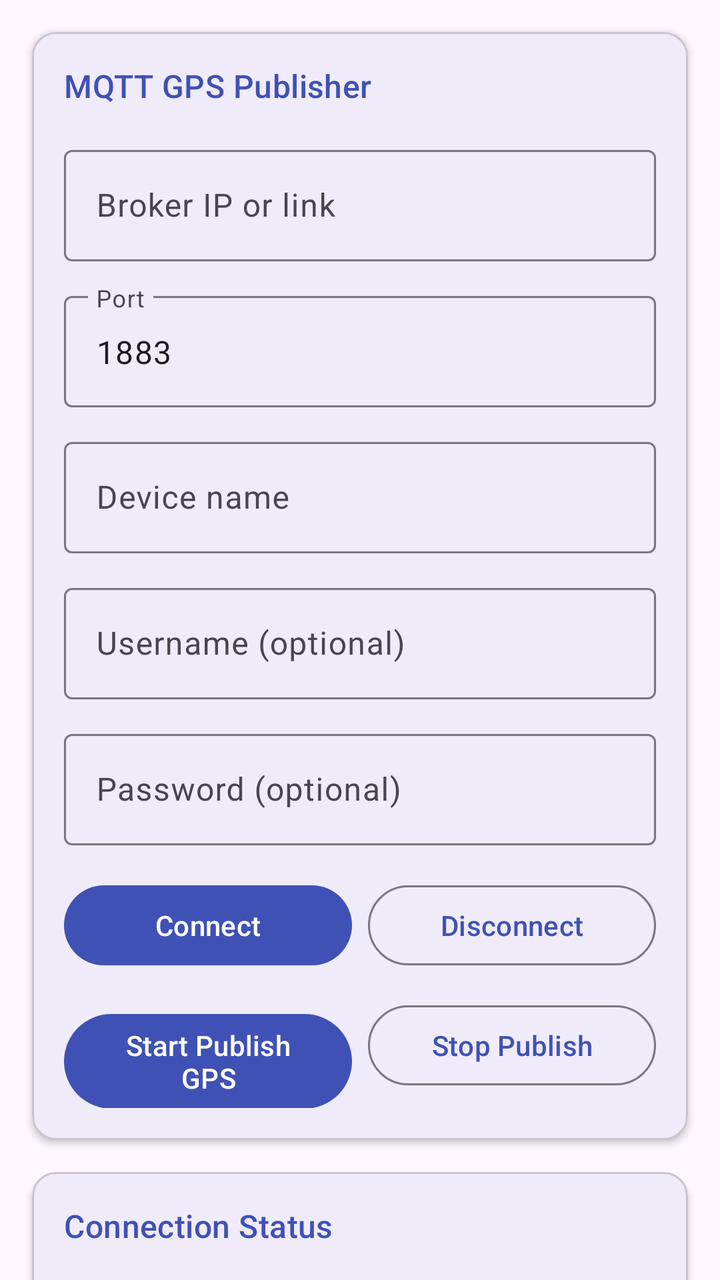
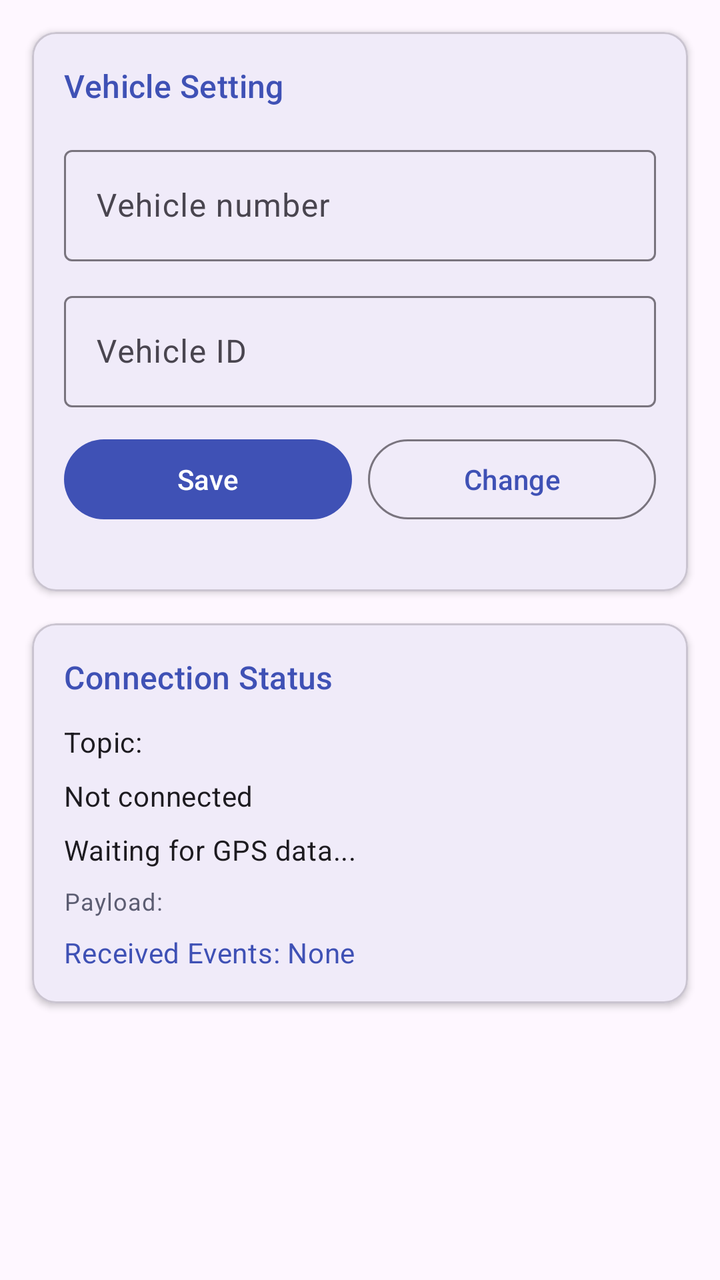

Compare the two renders of this Android layout. The source of the first and the diff that turns it into the second are given below.
<!-- AndroidManifest.xml: application theme Theme.Homosep -->
<!-- res/layout/fragment_devices.xml -->
<?xml version="1.0" encoding="utf-8"?>
<androidx.core.widget.NestedScrollView
    xmlns:android="http://schemas.android.com/apk/res/android"
    xmlns:app="http://schemas.android.com/apk/res-auto"
    android:layout_width="match_parent"
    android:layout_height="match_parent"
    android:background="?attr/colorSurface">

    <LinearLayout
        android:layout_width="match_parent"
        android:layout_height="wrap_content"
        android:orientation="vertical"
        android:padding="16dp"
        android:clipToPadding="false">

        <com.google.android.material.card.MaterialCardView
            android:layout_width="match_parent"
            android:layout_height="wrap_content"
            app:cardCornerRadius="12dp"
            app:cardElevation="2dp"
            android:layout_marginBottom="16dp">

            <LinearLayout
                android:layout_width="match_parent"
                android:layout_height="wrap_content"
                android:orientation="vertical"
                android:padding="16dp">

                <TextView
                    android:layout_width="wrap_content"
                    android:layout_height="wrap_content"
                    android:layout_marginBottom="16dp"
                    android:text="@string/mqtt_title"
                    android:textAppearance="?attr/textAppearanceTitleMedium"
                    android:textColor="?attr/colorPrimary"/>

                <com.google.android.material.textfield.TextInputLayout
                    android:layout_width="match_parent"
                    android:layout_height="wrap_content"
                    android:layout_marginBottom="12dp"
                    style="@style/Widget.Material3.TextInputLayout.OutlinedBox">
                    <com.google.android.material.textfield.TextInputEditText
                        android:id="@+id/brokerInput"
                        android:layout_width="match_parent"
                        android:layout_height="wrap_content"
                        android:hint="@string/mqtt_broker_hint"
                        android:inputType="textUri"
                        android:singleLine="true"/>
                </com.google.android.material.textfield.TextInputLayout>

                <com.google.android.material.textfield.TextInputLayout
                    android:layout_width="match_parent"
                    android:layout_height="wrap_content"
                    android:layout_marginBottom="12dp"
                    style="@style/Widget.Material3.TextInputLayout.OutlinedBox">
                    <com.google.android.material.textfield.TextInputEditText
                        android:id="@+id/portInput"
                        android:layout_width="match_parent"
                        android:layout_height="wrap_content"
                        android:hint="@string/mqtt_port_hint"
                        android:inputType="number"
                        android:singleLine="true"
                        android:text="1883"/>
                </com.google.android.material.textfield.TextInputLayout>

                <com.google.android.material.textfield.TextInputLayout
                    android:layout_width="match_parent"
                    android:layout_height="wrap_content"
                    android:layout_marginBottom="12dp"
                    style="@style/Widget.Material3.TextInputLayout.OutlinedBox">
                    <com.google.android.material.textfield.TextInputEditText
                        android:id="@+id/deviceNameInput"
                        android:layout_width="match_parent"
                        android:layout_height="wrap_content"
                        android:hint="@string/mqtt_device_name_hint"
                        android:inputType="text"
                        android:singleLine="true"/>
                </com.google.android.material.textfield.TextInputLayout>

                <com.google.android.material.textfield.TextInputLayout
                    android:layout_width="match_parent"
                    android:layout_height="wrap_content"
                    android:layout_marginBottom="12dp"
                    style="@style/Widget.Material3.TextInputLayout.OutlinedBox">
                    <com.google.android.material.textfield.TextInputEditText
                        android:id="@+id/usernameInput"
                        android:layout_width="match_parent"
                        android:layout_height="wrap_content"
                        android:hint="@string/mqtt_username_hint"
                        android:inputType="text"
                        android:singleLine="true"/>
                </com.google.android.material.textfield.TextInputLayout>

                <com.google.android.material.textfield.TextInputLayout
                    android:layout_width="match_parent"
                    android:layout_height="wrap_content"
                    android:layout_marginBottom="16dp"
                    style="@style/Widget.Material3.TextInputLayout.OutlinedBox">
                    <com.google.android.material.textfield.TextInputEditText
                        android:id="@+id/passwordInput"
                        android:layout_width="match_parent"
                        android:layout_height="wrap_content"
                        android:hint="@string/mqtt_password_hint"
                        android:inputType="textPassword"
                        android:singleLine="true"/>
                </com.google.android.material.textfield.TextInputLayout>

                <LinearLayout
                    android:layout_width="match_parent"
                    android:layout_height="wrap_content"
                    android:layout_marginBottom="12dp"
                    android:orientation="horizontal">

                    <com.google.android.material.button.MaterialButton
                        android:id="@+id/connectButton"
                        android:layout_width="0dp"
                        android:layout_height="wrap_content"
                        android:layout_marginEnd="8dp"
                        android:layout_weight="1"
                        android:text="@string/mqtt_connect"/>

                    <com.google.android.material.button.MaterialButton
                        android:id="@+id/disconnectButton"
                        style="@style/Widget.Material3.Button.OutlinedButton"
                        android:layout_width="0dp"
                        android:layout_height="wrap_content"
                        android:layout_weight="1"
                        android:text="@string/mqtt_disconnect"/>
                </LinearLayout>

                <LinearLayout
                    android:layout_width="match_parent"
                    android:layout_height="wrap_content"
                    android:orientation="horizontal">

                    <com.google.android.material.button.MaterialButton
                        android:id="@+id/startPublishButton"
                        android:layout_width="0dp"
                        android:layout_height="wrap_content"
                        android:layout_marginEnd="8dp"
                        android:layout_weight="1"
                        android:text="@string/mqtt_start_publish"/>

                    <com.google.android.material.button.MaterialButton
                        android:id="@+id/stopPublishButton"
                        style="@style/Widget.Material3.Button.OutlinedButton"
                        android:layout_width="0dp"
                        android:layout_height="wrap_content"
                        android:layout_weight="1"
                        android:text="@string/mqtt_stop_publish"/>
                </LinearLayout>

            </LinearLayout>
        </com.google.android.material.card.MaterialCardView>

        <com.google.android.material.card.MaterialCardView
            android:layout_width="match_parent"
            android:layout_height="wrap_content"
            app:cardCornerRadius="12dp"
            app:cardElevation="2dp">

            <LinearLayout
                android:layout_width="match_parent"
                android:layout_height="wrap_content"
                android:orientation="vertical"
                android:padding="16dp">

                <TextView
                    android:layout_width="wrap_content"
                    android:layout_height="wrap_content"
                    android:layout_marginBottom="12dp"
                    android:text="Connection Status"
                    android:textAppearance="?attr/textAppearanceTitleMedium"
                    android:textColor="?attr/colorPrimary"/>

                <TextView
                    android:id="@+id/topicText"
                    android:layout_width="match_parent"
                    android:layout_height="wrap_content"
                    android:layout_marginBottom="8dp"
                    android:text="@string/mqtt_topic_label"
                    android:textAppearance="?attr/textAppearanceBodyMedium"/>

                <TextView
                    android:id="@+id/statusText"
                    android:layout_width="match_parent"
                    android:layout_height="wrap_content"
                    android:layout_marginBottom="8dp"
                    android:text="@string/mqtt_not_connected"
                    android:textAppearance="?attr/textAppearanceBodyMedium"/>

                <TextView
                    android:id="@+id/locationText"
                    android:layout_width="match_parent"
                    android:layout_height="wrap_content"
                    android:layout_marginBottom="8dp"
                    android:text="@string/mqtt_waiting_location"
                    android:textAppearance="?attr/textAppearanceBodyMedium"/>

                <TextView
                    android:id="@+id/payloadText"
                    android:layout_width="match_parent"
                    android:layout_height="wrap_content"
                    android:text="@string/mqtt_payload_label"
                    android:textAppearance="?attr/textAppearanceBodySmall"
                    android:textColor="?attr/colorSecondary"/>

            </LinearLayout>
        </com.google.android.material.card.MaterialCardView>

    </LinearLayout>
</androidx.core.widget.NestedScrollView>
<!-- resources referenced by this layout -->
<resources>
  <string name="mqtt_broker_hint">Broker IP or link</string>
  <string name="mqtt_connect">Connect</string>
  <string name="mqtt_device_name_hint">Device name</string>
  <string name="mqtt_disconnect">Disconnect</string>
  <string name="mqtt_not_connected">Not connected</string>
  <string name="mqtt_password_hint">Password (optional)</string>
  <string name="mqtt_payload_label">Payload:</string>
  <string name="mqtt_port_hint">Port</string>
  <string name="mqtt_start_publish">Start Publish GPS</string>
  <string name="mqtt_stop_publish">Stop Publish</string>
  <string name="mqtt_title">MQTT GPS Publisher</string>
  <string name="mqtt_topic_label">Topic:</string>
  <string name="mqtt_username_hint">Username (optional)</string>
  <string name="mqtt_waiting_location">Waiting for GPS data...</string>
  <style name="Theme.Homosep" parent="Theme.Material3.DayNight.NoActionBar">
          <item name="colorPrimary">@color/md_theme_primary</item>
          <item name="colorOnPrimary">@color/md_theme_onPrimary</item>
          <item name="colorPrimaryContainer">@color/md_theme_primaryContainer</item>
          <item name="colorOnPrimaryContainer">@color/md_theme_onPrimaryContainer</item>
          <item name="colorSecondary">@color/md_theme_secondary</item>
          <item name="colorOnSecondary">@color/md_theme_onSecondary</item>
          <item name="colorSecondaryContainer">@color/md_theme_secondaryContainer</item>
          <item name="colorOnSecondaryContainer">@color/md_theme_onSecondaryContainer</item>
          <item name="android:statusBarColor">@color/md_theme_primary</item>
      </style>
  <color name="md_theme_primary">#3F51B5</color>
  <color name="md_theme_onPrimary">#FFFFFF</color>
  <color name="md_theme_primaryContainer">#D8E2FF</color>
  <color name="md_theme_onPrimaryContainer">#001A41</color>
  <color name="md_theme_secondary">#5C5D72</color>
  <color name="md_theme_onSecondary">#FFFFFF</color>
  <color name="md_theme_secondaryContainer">#E1E0F9</color>
  <color name="md_theme_onSecondaryContainer">#191A2C</color>
</resources>

<!-- the commit's change to res/layout/fragment_devices.xml (unified diff, before → after) -->
@@ -40,35 +40,6 @@
                     android:layout_marginBottom="12dp"
                     style="@style/Widget.Material3.TextInputLayout.OutlinedBox">
                     <com.google.android.material.textfield.TextInputEditText
-                        android:id="@+id/brokerInput"
-                        android:layout_width="match_parent"
-                        android:layout_height="wrap_content"
-                        android:hint="@string/mqtt_broker_hint"
-                        android:inputType="textUri"
-                        android:singleLine="true"/>
-                </com.google.android.material.textfield.TextInputLayout>
-
-                <com.google.android.material.textfield.TextInputLayout
-                    android:layout_width="match_parent"
-                    android:layout_height="wrap_content"
-                    android:layout_marginBottom="12dp"
-                    style="@style/Widget.Material3.TextInputLayout.OutlinedBox">
-                    <com.google.android.material.textfield.TextInputEditText
-                        android:id="@+id/portInput"
-                        android:layout_width="match_parent"
-                        android:layout_height="wrap_content"
-                        android:hint="@string/mqtt_port_hint"
-                        android:inputType="number"
-                        android:singleLine="true"
-                        android:text="1883"/>
-                </com.google.android.material.textfield.TextInputLayout>
-
-                <com.google.android.material.textfield.TextInputLayout
-                    android:layout_width="match_parent"
-                    android:layout_height="wrap_content"
-                    android:layout_marginBottom="12dp"
-                    style="@style/Widget.Material3.TextInputLayout.OutlinedBox">
-                    <com.google.android.material.textfield.TextInputEditText
                         android:id="@+id/deviceNameInput"
                         android:layout_width="match_parent"
                         android:layout_height="wrap_content"
@@ -83,72 +54,38 @@
                     android:layout_marginBottom="12dp"
                     style="@style/Widget.Material3.TextInputLayout.OutlinedBox">
                     <com.google.android.material.textfield.TextInputEditText
-                        android:id="@+id/usernameInput"
+                        android:id="@+id/vehicleIdInput"
                         android:layout_width="match_parent"
                         android:layout_height="wrap_content"
-                        android:hint="@string/mqtt_username_hint"
+                        android:hint="@string/mqtt_vehicle_id_hint"
                         android:inputType="text"
-                        android:singleLine="true"/>
-                </com.google.android.material.textfield.TextInputLayout>
-
-                <com.google.android.material.textfield.TextInputLayout
-                    android:layout_width="match_parent"
-                    android:layout_height="wrap_content"
-                    android:layout_marginBottom="16dp"
-                    style="@style/Widget.Material3.TextInputLayout.OutlinedBox">
-                    <com.google.android.material.textfield.TextInputEditText
-                        android:id="@+id/passwordInput"
-                        android:layout_width="match_parent"
-                        android:layout_height="wrap_content"
-                        android:hint="@string/mqtt_password_hint"
-                        android:inputType="textPassword"
                         android:singleLine="true"/>
                 </com.google.android.material.textfield.TextInputLayout>
 
                 <LinearLayout
                     android:layout_width="match_parent"
                     android:layout_height="wrap_content"
-                    android:layout_marginBottom="12dp"
+                    android:layout_marginBottom="16dp"
                     android:orientation="horizontal">
 
                     <com.google.android.material.button.MaterialButton
-                        android:id="@+id/connectButton"
+                        android:id="@+id/saveConfigButton"
                         android:layout_width="0dp"
                         android:layout_height="wrap_content"
                         android:layout_marginEnd="8dp"
                         android:layout_weight="1"
-                        android:text="@string/mqtt_connect"/>
+                        android:text="Save"/>
 
                     <com.google.android.material.button.MaterialButton
-                        android:id="@+id/disconnectButton"
+                        android:id="@+id/editConfigButton"
                         style="@style/Widget.Material3.Button.OutlinedButton"
                         android:layout_width="0dp"
                         android:layout_height="wrap_content"
                         android:layout_weight="1"
-                        android:text="@string/mqtt_disconnect"/>
+                        android:text="Change"/>
                 </LinearLayout>
 
-                <LinearLayout
-                    android:layout_width="match_parent"
-                    android:layout_height="wrap_content"
-                    android:orientation="horizontal">
 
-                    <com.google.android.material.button.MaterialButton
-                        android:id="@+id/startPublishButton"
-                        android:layout_width="0dp"
-                        android:layout_height="wrap_content"
-                        android:layout_marginEnd="8dp"
-                        android:layout_weight="1"
-                        android:text="@string/mqtt_start_publish"/>
-
-                    <com.google.android.material.button.MaterialButton
-                        android:id="@+id/stopPublishButton"
-                        style="@style/Widget.Material3.Button.OutlinedButton"
-                        android:layout_width="0dp"
-                        android:layout_height="wrap_content"
-                        android:layout_weight="1"
-                        android:text="@string/mqtt_stop_publish"/>
-                </LinearLayout>
 
             </LinearLayout>
         </com.google.android.material.card.MaterialCardView>
@@ -201,9 +138,18 @@
                     android:id="@+id/payloadText"
                     android:layout_width="match_parent"
                     android:layout_height="wrap_content"
+                    android:layout_marginBottom="8dp"
                     android:text="@string/mqtt_payload_label"
                     android:textAppearance="?attr/textAppearanceBodySmall"
                     android:textColor="?attr/colorSecondary"/>
+
+                <TextView
+                    android:id="@+id/eventsText"
+                    android:layout_width="match_parent"
+                    android:layout_height="wrap_content"
+                    android:text="Received Events: None"
+                    android:textAppearance="?attr/textAppearanceBodyMedium"
+                    android:textColor="?attr/colorPrimary"/>
 
             </LinearLayout>
         </com.google.android.material.card.MaterialCardView>
<!-- resource entries referenced after the edit -->
@@ -1,18 +1,11 @@
 <!-- resources referenced by this layout -->
 <resources>
-  <string name="mqtt_broker_hint">Broker IP or link</string>
-  <string name="mqtt_connect">Connect</string>
-  <string name="mqtt_device_name_hint">Device name</string>
-  <string name="mqtt_disconnect">Disconnect</string>
+  <string name="mqtt_device_name_hint">Vehicle number</string>
   <string name="mqtt_not_connected">Not connected</string>
-  <string name="mqtt_password_hint">Password (optional)</string>
   <string name="mqtt_payload_label">Payload:</string>
-  <string name="mqtt_port_hint">Port</string>
-  <string name="mqtt_start_publish">Start Publish GPS</string>
-  <string name="mqtt_stop_publish">Stop Publish</string>
-  <string name="mqtt_title">MQTT GPS Publisher</string>
+  <string name="mqtt_title">Vehicle Setting</string>
   <string name="mqtt_topic_label">Topic:</string>
-  <string name="mqtt_username_hint">Username (optional)</string>
+  <string name="mqtt_vehicle_id_hint">Vehicle ID</string>
   <string name="mqtt_waiting_location">Waiting for GPS data...</string>
   <style name="Theme.Homosep" parent="Theme.Material3.DayNight.NoActionBar">
           <item name="colorPrimary">@color/md_theme_primary</item>
